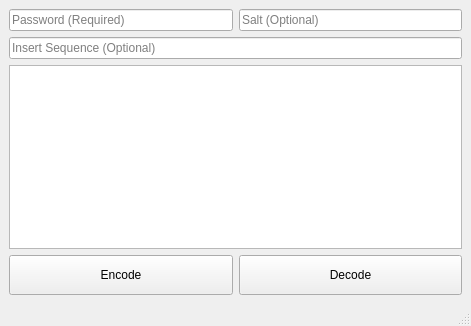
TheCyaniteProject/firecoder, file src/UI (tests)/pyqt5 - firecoder ui - 1.ui: the form before one commit.
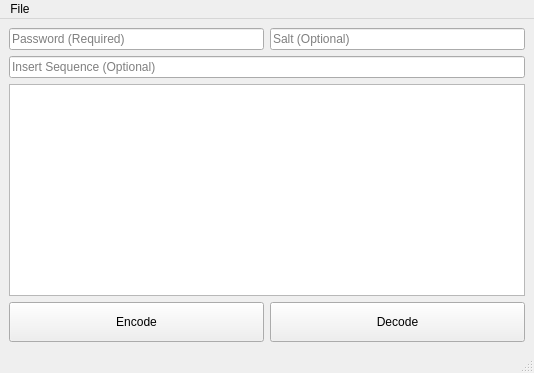
The form after the commit.

Commit message: 4.5 -  Added file compression (Minimally tested)

Diff of the .ui file:
```diff
--- a/src/UI (tests)/pyqt5 - firecoder ui - 1.ui
+++ b/src/UI (tests)/pyqt5 - firecoder ui - 1.ui
@@ -9,8 +9,8 @@
    <rect>
     <x>0</x>
     <y>0</y>
-    <width>471</width>
-    <height>326</height>
+    <width>534</width>
+    <height>373</height>
    </rect>
   </property>
   <property name="windowTitle">
@@ -172,11 +172,24 @@
      </layout>
     </item>
    </layout>
-   <zorder>textEdit</zorder>
-   <zorder>pushButton_2</zorder>
-   <zorder>PushButton</zorder>
-   <zorder>pushButton_2</zorder>
-   <zorder>PushButton</zorder>
+  </widget>
+  <widget class="QMenuBar" name="menubar">
+   <property name="geometry">
+    <rect>
+     <x>0</x>
+     <y>0</y>
+     <width>534</width>
+     <height>21</height>
+    </rect>
+   </property>
+   <widget class="QMenu" name="menuFile">
+    <property name="title">
+     <string>File</string>
+    </property>
+    <addaction name="actionOpen"/>
+    <addaction name="actionSave"/>
+   </widget>
+   <addaction name="menuFile"/>
   </widget>
   <widget class="QStatusBar" name="statusbar"/>
  </widget>
```
Left out of the diff: 15 changed lines with no effect on the pictures. The commit also changes 2 other files.
